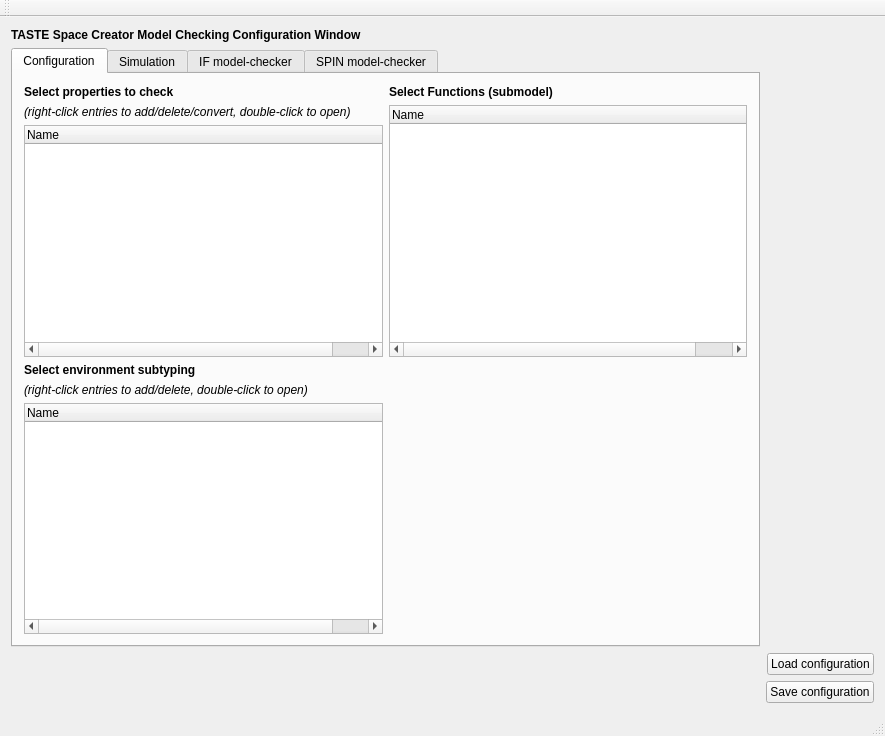
First picture: the form in src/libs/libiveditor/modelchecking/modelcheckingwindow.ui, repository esa/spacecreator, before the edit.
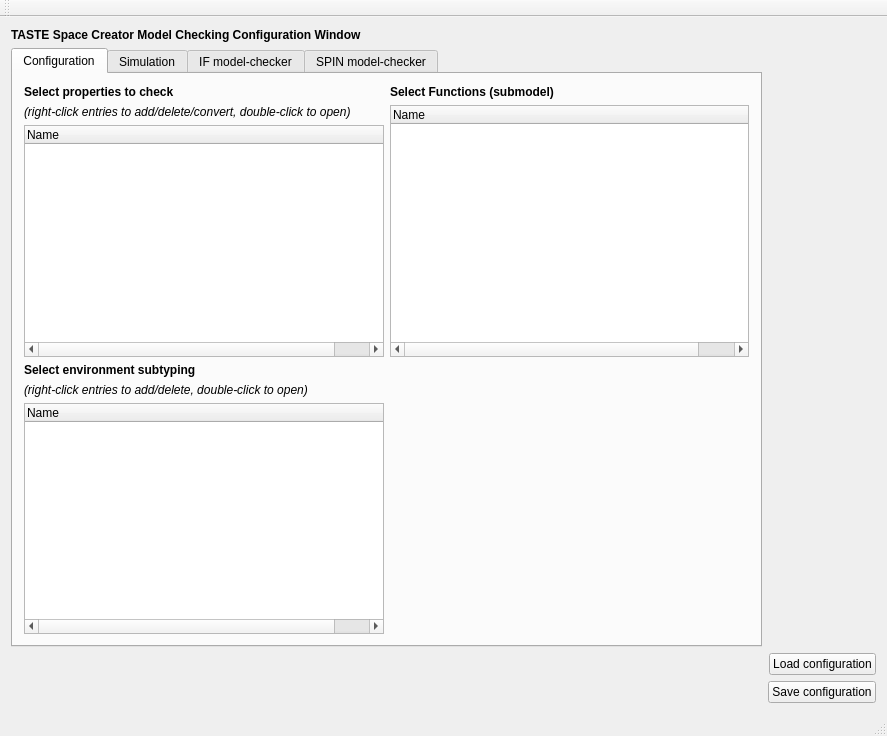
Second picture: the form after the edit. The open tabs and pages were chosen to show the change.

```diff
--- a/src/libs/libiveditor/modelchecking/modelcheckingwindow.ui
+++ b/src/libs/libiveditor/modelchecking/modelcheckingwindow.ui
@@ -6,7 +6,7 @@
    <rect>
     <x>0</x>
     <y>0</y>
-    <width>885</width>
+    <width>887</width>
     <height>736</height>
    </rect>
   </property>
```
Left out of the diff: 2 changed lines with no effect on the pictures.
